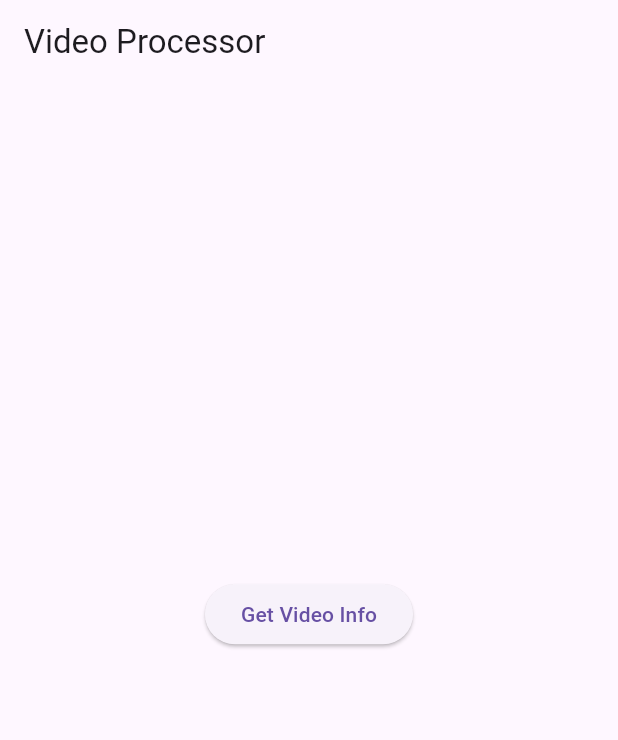
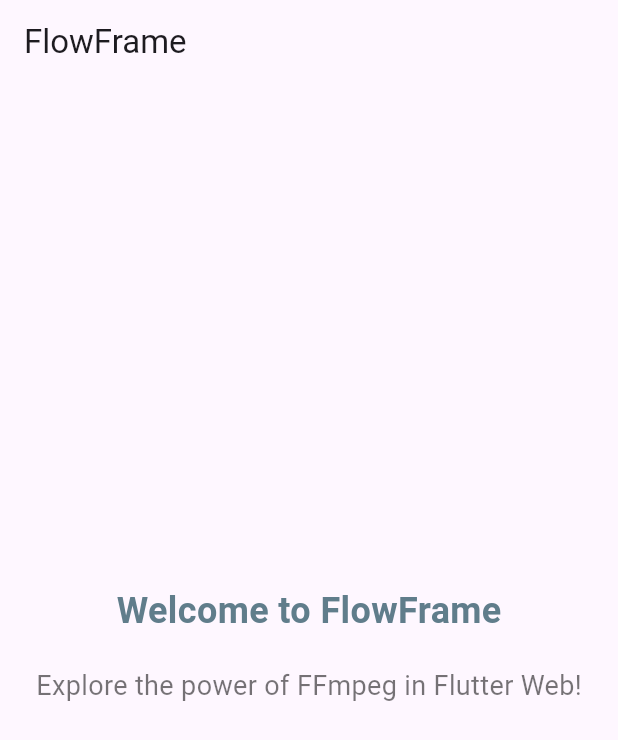
Before and after one commit to trayhotchkiss/flowframe, a Flutter app: the screen it shows after launch, on a phone screen of 412 x 824 dp. Shown: the top 740 px of the screen. Run offline on Flutter 3.47's test engine with Material 3 defaults, Android fonts, the phone set to English and light mode, and no system bars.

Commit message:
determined issue; set up to run flutter web application

```diff
--- a/lib/main.dart
+++ b/lib/main.dart
@@ -1,5 +1,4 @@
 import 'package:flutter/material.dart';
-import 'package:flutter_ffmpeg/flutter_ffmpeg.dart';
 
 void main() {
   runApp(MyApp());
@@ -9,51 +8,53 @@
   @override
   Widget build(BuildContext context) {
     return MaterialApp(
-      home: VideoProcessor(),
+      title: 'FlowFrame',
+      theme: ThemeData(
+        // This is the theme of your application.
+        //
+        // Try running your application with "flutter run". You'll see the
+        // application has a blue toolbar. Then, without quitting the app, try
+        // changing the primarySwatch below to Colors.green and then invoke
+        // "hot reload" (press "r" in the console where you ran "flutter run",
+        // or simply save your changes to "hot reload" in a Flutter IDE).
+        // Notice that the counter didn't reset back to zero; the application
+        // is not restarted.
+        primarySwatch: Colors.blueGrey,
+        visualDensity: VisualDensity.adaptivePlatformDensity,
+      ),
+      home: MyHomePage(),
     );
   }
 }
 
-class VideoProcessor extends StatefulWidget {
-  @override
-  _VideoProcessorState createState() => _VideoProcessorState();
-}
-
-class _VideoProcessorState extends State<VideoProcessor> {
-  final FlutterFFmpeg _ffmpeg = FlutterFFmpeg();
-  String _output = "";
-
-  void _getVideoInfo() async {
-    // Replace 'input.mp4' with the path to the video file want to process
-    String inputVideoPath = 'input.mp4';
-    await _ffmpeg.execute('-i $inputVideoPath').then((result) {
-      setState(() {
-        _output = "FFmpeg process exited with rc $result";
-      });
-    }).catchError((error) {
-      setState(() {
-        _output = "Failed to get video info: $error";
-      });
-    });
-  }
-
+class MyHomePage extends StatelessWidget {
   @override
   Widget build(BuildContext context) {
     return Scaffold(
       appBar: AppBar(
-        title: Text('Video Processor'),
+        title: Text('FlowFrame'),
       ),
       body: Center(
         child: Column(
           mainAxisAlignment: MainAxisAlignment.center,
           children: <Widget>[
-            ElevatedButton(
-              onPressed: _getVideoInfo,
-              child: Text('Get Video Info'),
+            Text(
+              'Welcome to FlowFrame',
+              style: TextStyle(
+                fontSize: 24,
+                fontWeight: FontWeight.bold,
+                color: Colors.blueGrey,
+              ),
             ),
             Padding(
-              padding: EdgeInsets.all(20),
-              child: Text(_output),
+              padding: const EdgeInsets.all(20.0),
+              child: Text(
+                'Explore the power of FFmpeg in Flutter Web!',
+                style: TextStyle(
+                  fontSize: 18,
+                  color: Colors.black54,
+                ),
+              ),
             ),
           ],
         ),
--- a/pubspec.yaml
+++ b/pubspec.yaml
@@ -2,7 +2,7 @@
 description: "A new Flutter project."
 # The following line prevents the package from being accidentally published to
 # pub.dev using `flutter pub publish`. This is preferred for private packages.
-publish_to: 'none' # Remove this line if you wish to publish to pub.dev
+publish_to: "none" # Remove this line if you wish to publish to pub.dev
 
 # The following defines the version and build number for your application.
 # A version number is three numbers separated by dots, like 1.2.43
@@ -34,7 +34,6 @@
   # The following adds the Cupertino Icons font to your application.
   # Use with the CupertinoIcons class for iOS style icons.
   cupertino_icons: ^1.0.8
-  flutter_ffmpeg: ^0.4.2
 
 dev_dependencies:
   flutter_test:
@@ -52,7 +51,6 @@
 
 # The following section is specific to Flutter packages.
 flutter:
-
   # The following line ensures that the Material Icons font is
   # included with your application, so that you can use the icons in
   # the material Icons class.
```
Also changed, not shown: pubspec.lock, 1 other file.
